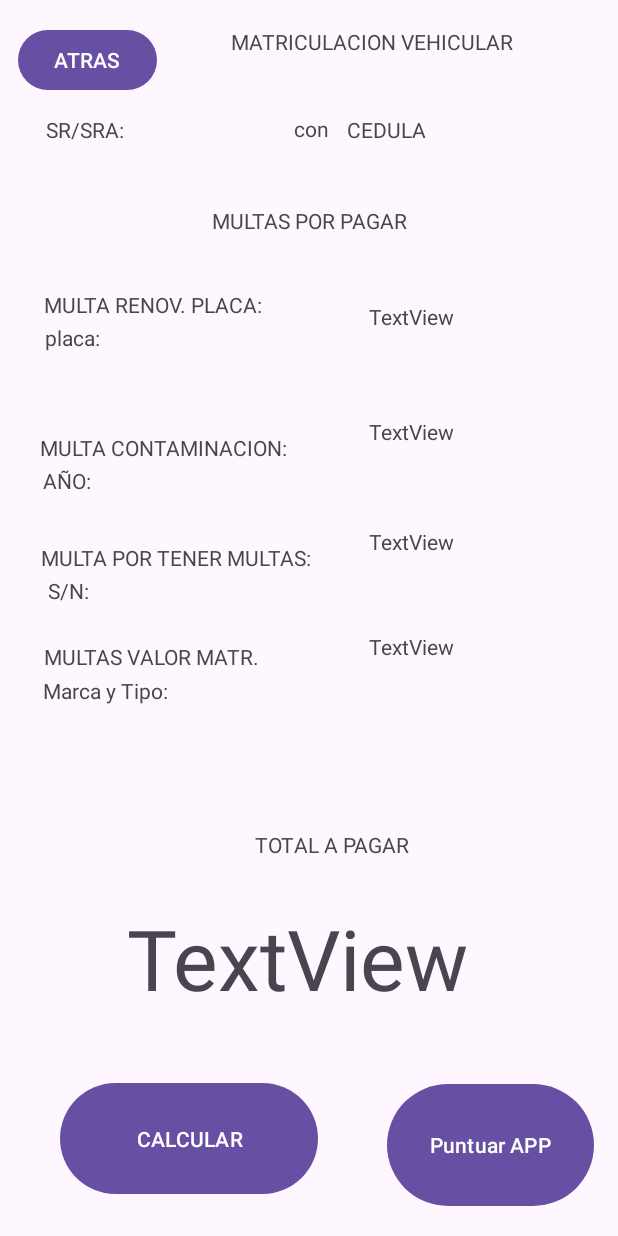
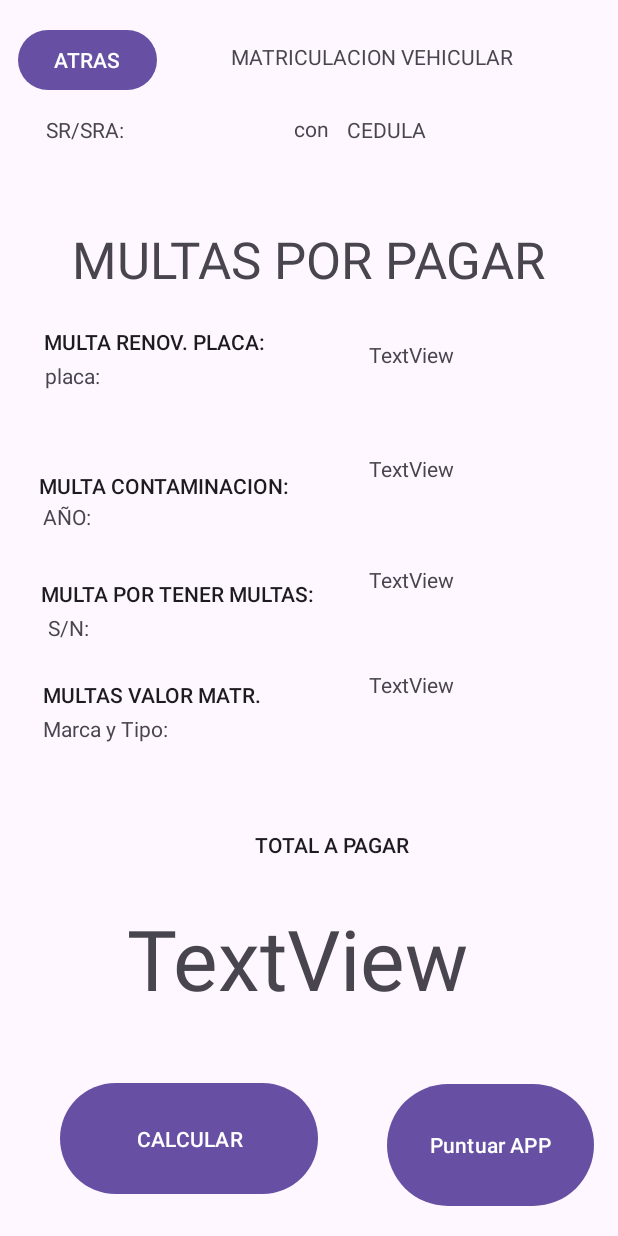
Before and after one commit to GabyValladares/ObjetosL-gicosExposicionesMovil, an Android app: the layout activity_resultados.xml on its own in the app's theme, with its tools: preview values and no code run, on a phone screen of 412 x 824 dp. Run offline under Robolectric (Android 15) with nearby library versions, the phone set to English and light mode, and no system bars.

Commit message:
Agregar validaciones a campo numericos y calculos de multas RENOVACION Y MULTA CONTAMINACION

```diff
--- a/app/src/main/res/layout/activity_fvehicular_jy.xml
+++ b/app/src/main/res/layout/activity_fvehicular_jy.xml
@@ -43,7 +43,7 @@
                 android:layout_height="wrap_content"
                 android:ems="10"
                 android:hint="Cédula"
-                android:inputType="text" />
+                android:inputType="number" />
 
             <EditText
                 android:id="@+id/txtNombre"
@@ -58,7 +58,7 @@
                 android:layout_width="match_parent"
                 android:layout_height="wrap_content"
                 android:ems="10"
-                android:inputType="text"
+                android:inputType="number"
                 android:hint="Año Fab. Vehículo" />
 
             <EditText
@@ -185,7 +185,7 @@
         android:id="@+id/bntMultas"
         android:layout_width="103dp"
         android:layout_height="49dp"
-        android:text="SI/NO"
+        android:text="NO/SI"
         app:layout_constraintBottom_toBottomOf="parent"
         app:layout_constraintEnd_toEndOf="parent"
         app:layout_constraintHorizontal_bias="0.792"
--- a/app/src/main/res/layout/activity_resultados.xml
+++ b/app/src/main/res/layout/activity_resultados.xml
@@ -18,7 +18,7 @@
         app:layout_constraintHorizontal_bias="0.691"
         app:layout_constraintStart_toStartOf="parent"
         app:layout_constraintTop_toTopOf="parent"
-        app:layout_constraintVertical_bias="0.022" />
+        app:layout_constraintVertical_bias="0.035" />
 
     <TextView
         android:id="@+id/lblCedula"
@@ -31,54 +31,6 @@
         app:layout_constraintStart_toStartOf="parent"
         app:layout_constraintTop_toTopOf="parent"
         app:layout_constraintVertical_bias="0.097" />
-
-    <TextView
-        android:id="@+id/lblPlaca"
-        android:layout_width="151dp"
-        android:layout_height="36dp"
-        android:text="placa: "
-        app:layout_constraintBottom_toBottomOf="parent"
-        app:layout_constraintEnd_toEndOf="parent"
-        app:layout_constraintHorizontal_bias="0.115"
-        app:layout_constraintStart_toStartOf="parent"
-        app:layout_constraintTop_toTopOf="parent"
-        app:layout_constraintVertical_bias="0.273" />
-
-    <TextView
-        android:id="@+id/lblContaminacion"
-        android:layout_width="151dp"
-        android:layout_height="36dp"
-        android:text="AÑO:"
-        app:layout_constraintBottom_toBottomOf="parent"
-        app:layout_constraintEnd_toEndOf="parent"
-        app:layout_constraintHorizontal_bias="0.111"
-        app:layout_constraintStart_toStartOf="parent"
-        app:layout_constraintTop_toTopOf="parent"
-        app:layout_constraintVertical_bias="0.394" />
-
-    <TextView
-        android:id="@+id/lblMxM"
-        android:layout_width="151dp"
-        android:layout_height="36dp"
-        android:text=" S/N:"
-        app:layout_constraintBottom_toBottomOf="parent"
-        app:layout_constraintEnd_toEndOf="parent"
-        app:layout_constraintHorizontal_bias="0.111"
-        app:layout_constraintStart_toStartOf="parent"
-        app:layout_constraintTop_toTopOf="parent"
-        app:layout_constraintVertical_bias="0.487" />
-
-    <TextView
-        android:id="@+id/lblMarcaTipo"
-        android:layout_width="151dp"
-        android:layout_height="36dp"
-        android:text="Marca y Tipo:"
-        app:layout_constraintBottom_toBottomOf="parent"
-        app:layout_constraintEnd_toEndOf="parent"
-        app:layout_constraintHorizontal_bias="0.111"
-        app:layout_constraintStart_toStartOf="parent"
-        app:layout_constraintTop_toTopOf="parent"
-        app:layout_constraintVertical_bias="0.572" />
 
     <TextView
         android:id="@+id/lblNombre"
@@ -97,41 +49,19 @@
         android:layout_width="wrap_content"
         android:layout_height="wrap_content"
         android:text="MULTAS POR PAGAR"
+        android:textAppearance="@style/TextAppearance.AppCompat.Display1"
         app:layout_constraintBottom_toBottomOf="parent"
         app:layout_constraintEnd_toEndOf="parent"
         app:layout_constraintStart_toStartOf="parent"
         app:layout_constraintTop_toTopOf="parent"
-        app:layout_constraintVertical_bias="0.171" />
-
-    <TextView
-        android:id="@+id/lblTitMultaRenivacionMat"
-        android:layout_width="wrap_content"
-        android:layout_height="wrap_content"
-        android:text="MULTA RENOV. PLACA:"
-        app:layout_constraintBottom_toBottomOf="parent"
-        app:layout_constraintEnd_toEndOf="parent"
-        app:layout_constraintHorizontal_bias="0.109"
-        app:layout_constraintStart_toStartOf="parent"
-        app:layout_constraintTop_toTopOf="parent"
-        app:layout_constraintVertical_bias="0.24" />
-
-    <TextView
-        android:id="@+id/lblTitMultaContaminacion"
-        android:layout_width="wrap_content"
-        android:layout_height="wrap_content"
-        android:text="MULTA CONTAMINACION:"
-        app:layout_constraintBottom_toBottomOf="parent"
-        app:layout_constraintEnd_toEndOf="parent"
-        app:layout_constraintHorizontal_bias="0.107"
-        app:layout_constraintStart_toStartOf="parent"
-        app:layout_constraintTop_toTopOf="parent"
-        app:layout_constraintVertical_bias="0.359" />
+        app:layout_constraintVertical_bias="0.193" />
 
     <TextView
         android:id="@+id/lblTitTotalPagar"
         android:layout_width="wrap_content"
         android:layout_height="wrap_content"
         android:text="TOTAL A PAGAR"
+        android:textAppearance="@style/TextAppearance.AppCompat.Body2"
         app:layout_constraintBottom_toBottomOf="parent"
         app:layout_constraintEnd_toEndOf="parent"
         app:layout_constraintHorizontal_bias="0.55"
@@ -150,7 +80,133 @@
         app:layout_constraintHorizontal_bias="1.0"
         app:layout_constraintStart_toEndOf="@+id/lblTitMultaRenivacionMat"
         app:layout_constraintTop_toTopOf="parent"
-        app:layout_constraintVertical_bias="0.256" />
+        app:layout_constraintVertical_bias="0.288" />
+
+    <TextView
+        android:id="@+id/lblContaminacion"
+        android:layout_width="151dp"
+        android:layout_height="36dp"
+        android:text="AÑO:"
+        app:layout_constraintBottom_toBottomOf="parent"
+        app:layout_constraintEnd_toEndOf="parent"
+        app:layout_constraintHorizontal_bias="0.111"
+        app:layout_constraintStart_toStartOf="parent"
+        app:layout_constraintTop_toTopOf="parent"
+        app:layout_constraintVertical_bias="0.425" />
+
+    <TextView
+        android:id="@+id/lblValorMatric"
+        android:layout_width="122dp"
+        android:layout_height="38dp"
+        android:layout_marginEnd="44dp"
+        android:text="TextView"
+        app:layout_constraintBottom_toBottomOf="parent"
+        app:layout_constraintEnd_toEndOf="parent"
+        app:layout_constraintHorizontal_bias="1.0"
+        app:layout_constraintStart_toEndOf="@+id/lblTitMultaValorMatriculacion"
+        app:layout_constraintTop_toTopOf="parent"
+        app:layout_constraintVertical_bias="0.568" />
+
+    <TextView
+        android:id="@+id/lblTitMultaxMultas"
+        android:layout_width="wrap_content"
+        android:layout_height="wrap_content"
+        android:text="MULTA POR TENER MULTAS:"
+        android:textAppearance="@style/TextAppearance.AppCompat.Body2"
+        app:layout_constraintBottom_toBottomOf="parent"
+        app:layout_constraintEnd_toEndOf="parent"
+        app:layout_constraintHorizontal_bias="0.118"
+        app:layout_constraintStart_toStartOf="parent"
+        app:layout_constraintTop_toTopOf="parent"
+        app:layout_constraintVertical_bias="0.48" />
+
+    <TextView
+        android:id="@+id/lblMxMultas"
+        android:layout_width="122dp"
+        android:layout_height="38dp"
+        android:layout_marginEnd="44dp"
+        android:text="TextView"
+        app:layout_constraintBottom_toBottomOf="parent"
+        app:layout_constraintEnd_toEndOf="parent"
+        app:layout_constraintHorizontal_bias="1.0"
+        app:layout_constraintStart_toEndOf="@+id/lblTitMultaxMultas"
+        app:layout_constraintTop_toTopOf="parent"
+        app:layout_constraintVertical_bias="0.479" />
+
+    <TextView
+        android:id="@+id/lblTitMultaValorMatriculacion"
+        android:layout_width="wrap_content"
+        android:layout_height="wrap_content"
+        android:text="MULTAS VALOR MATR."
+        android:textAppearance="@style/TextAppearance.AppCompat.Body2"
+        app:layout_constraintBottom_toBottomOf="parent"
+        app:layout_constraintEnd_toEndOf="parent"
+        app:layout_constraintHorizontal_bias="0.109"
+        app:layout_constraintStart_toStartOf="parent"
+        app:layout_constraintTop_toTopOf="parent"
+        app:layout_constraintVertical_bias="0.563" />
+
+    <TextView
+        android:id="@+id/lblTitMultaRenivacionMat"
+        android:layout_width="wrap_content"
+        android:layout_height="wrap_content"
+        android:text="MULTA RENOV. PLACA:"
+        android:textAppearance="@style/TextAppearance.AppCompat.Body2"
+        app:layout_constraintBottom_toBottomOf="parent"
+        app:layout_constraintEnd_toEndOf="parent"
+        app:layout_constraintHorizontal_bias="0.11"
+        app:layout_constraintStart_toStartOf="parent"
+        app:layout_constraintTop_toTopOf="parent"
+        app:layout_constraintVertical_bias="0.271" />
+
+    <TextView
+        android:id="@+id/lblMarcaTipo"
+        android:layout_width="151dp"
+        android:layout_height="36dp"
+        android:text="Marca y Tipo:"
+        app:layout_constraintBottom_toBottomOf="parent"
+        app:layout_constraintEnd_toEndOf="parent"
+        app:layout_constraintHorizontal_bias="0.111"
+        app:layout_constraintStart_toStartOf="parent"
+        app:layout_constraintTop_toTopOf="parent"
+        app:layout_constraintVertical_bias="0.604" />
+
+    <TextView
+        android:id="@+id/lblPlaca"
+        android:layout_width="151dp"
+        android:layout_height="36dp"
+        android:text="placa: "
+        app:layout_constraintBottom_toBottomOf="parent"
+        app:layout_constraintEnd_toEndOf="parent"
+        app:layout_constraintHorizontal_bias="0.115"
+        app:layout_constraintStart_toStartOf="parent"
+        app:layout_constraintTop_toTopOf="parent"
+        app:layout_constraintVertical_bias="0.305" />
+
+    <TextView
+        android:id="@+id/lblTitMultaContaminacion"
+        android:layout_width="wrap_content"
+        android:layout_height="wrap_content"
+        android:text="MULTA CONTAMINACION:"
+        android:textAppearance="@style/TextAppearance.AppCompat.Body2"
+        app:layout_constraintBottom_toBottomOf="parent"
+        app:layout_constraintEnd_toEndOf="parent"
+        app:layout_constraintHorizontal_bias="0.106"
+        app:layout_constraintStart_toStartOf="parent"
+        app:layout_constraintTop_toTopOf="parent"
+        app:layout_constraintVertical_bias="0.39" />
+
+    <TextView
+        android:id="@+id/lblMxM"
+        android:layout_width="151dp"
+        android:layout_height="36dp"
+        android:text=" S/N:"
+        app:layout_constraintBottom_toBottomOf="parent"
+        app:layout_constraintEnd_toEndOf="parent"
+        app:layout_constraintHorizontal_bias="0.111"
+        app:layout_constraintStart_toStartOf="parent"
+        app:layout_constraintTop_toTopOf="parent"
+        app:layout_constraintVertical_bias="0.519" />
 
     <TextView
         android:id="@+id/lblMContam"
@@ -163,45 +219,7 @@
         app:layout_constraintHorizontal_bias="1.0"
         app:layout_constraintStart_toEndOf="@+id/lblTitMultaContaminacion"
         app:layout_constraintTop_toTopOf="parent"
-        app:layout_constraintVertical_bias="0.354" />
-
-    <TextView
-        android:id="@+id/lblMxMultas"
-        android:layout_width="122dp"
-        android:layout_height="38dp"
-        android:layout_marginEnd="44dp"
-        android:text="TextView"
-        app:layout_constraintBottom_toBottomOf="parent"
-        app:layout_constraintEnd_toEndOf="parent"
-        app:layout_constraintHorizontal_bias="1.0"
-        app:layout_constraintStart_toEndOf="@+id/lblTitMultaxMultas"
-        app:layout_constraintTop_toTopOf="parent"
-        app:layout_constraintVertical_bias="0.447" />
-
-    <TextView
-        android:id="@+id/lblTitMultaxMultas"
-        android:layout_width="wrap_content"
-        android:layout_height="wrap_content"
-        android:text="MULTA POR TENER MULTAS:"
-        app:layout_constraintBottom_toBottomOf="parent"
-        app:layout_constraintEnd_toEndOf="parent"
-        app:layout_constraintHorizontal_bias="0.117"
-        app:layout_constraintStart_toStartOf="parent"
-        app:layout_constraintTop_toTopOf="parent"
-        app:layout_constraintVertical_bias="0.45" />
-
-    <TextView
-        android:id="@+id/lblValorMatric"
-        android:layout_width="122dp"
-        android:layout_height="38dp"
-        android:layout_marginEnd="44dp"
-        android:text="TextView"
-        app:layout_constraintBottom_toBottomOf="parent"
-        app:layout_constraintEnd_toEndOf="parent"
-        app:layout_constraintHorizontal_bias="1.0"
-        app:layout_constraintStart_toEndOf="@+id/lblTitMultaValorMatriculacion"
-        app:layout_constraintTop_toTopOf="parent"
-        app:layout_constraintVertical_bias="0.536" />
+        app:layout_constraintVertical_bias="0.385" />
 
     <TextView
         android:id="@+id/lblValorMatric2"
@@ -215,18 +233,6 @@
         app:layout_constraintStart_toStartOf="parent"
         app:layout_constraintTop_toTopOf="parent"
         app:layout_constraintVertical_bias="0.804" />
-
-    <TextView
-        android:id="@+id/lblTitMultaValorMatriculacion"
-        android:layout_width="wrap_content"
-        android:layout_height="wrap_content"
-        android:text="MULTAS VALOR MATR."
-        app:layout_constraintBottom_toBottomOf="parent"
-        app:layout_constraintEnd_toEndOf="parent"
-        app:layout_constraintHorizontal_bias="0.108"
-        app:layout_constraintStart_toStartOf="parent"
-        app:layout_constraintTop_toTopOf="parent"
-        app:layout_constraintVertical_bias="0.532" />
 
     <Button
         android:id="@+id/btnAtras"
```
Also changed, not shown: app/src/main/java/com/ggvc/practicaobjetoslogicosmoviliipa2023/ActivityResultados.java (+57 -4 lines), app/src/main/java/com/ggvc/practicaobjetoslogicosmoviliipa2023/FVehicularJY.java (+18 -4 lines).
